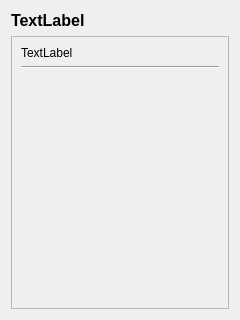
First picture: the form in src/entryviewdialog.ui, repository sergburn/firu.qt, before the edit.
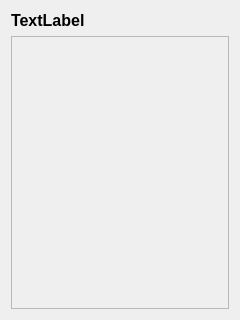
Second picture: the form after the edit.

What changed in the file:
```diff
--- a/src/entryviewdialog.ui
+++ b/src/entryviewdialog.ui
@@ -33,43 +33,38 @@
    </item>
    <item>
     <widget class="QScrollArea" name="scrollArea">
-     <property name="horizontalScrollBarPolicy">
-      <enum>Qt::ScrollBarAlwaysOff</enum>
-     </property>
      <property name="widgetResizable">
       <bool>true</bool>
      </property>
      <property name="alignment">
-      <set>Qt::AlignHCenter|Qt::AlignTop</set>
+      <set>Qt::AlignLeading|Qt::AlignLeft|Qt::AlignTop</set>
      </property>
      <widget class="QWidget" name="scrollAreaWidgetContents">
-      <property name="geometry">
-       <rect>
-        <x>0</x>
-        <y>0</y>
-        <width>218</width>
-        <height>45</height>
-       </rect>
-      </property>
-      <property name="sizePolicy">
-       <sizepolicy hsizetype="Preferred" vsizetype="Maximum">
-        <horstretch>0</horstretch>
-        <verstretch>0</verstretch>
-       </sizepolicy>
-      </property>
       <layout class="QVBoxLayout" name="verticalLayout_2">
+       <property name="spacing">
+        <number>0</number>
+       </property>
+       <property name="margin">
+        <number>0</number>
+       </property>
        <item>
-        <widget class="QLabel" name="label">
-         <property name="text">
-          <string>TextLabel</string>
+        <widget class="QFrame" name="frame">
+         <property name="sizePolicy">
+          <sizepolicy hsizetype="Preferred" vsizetype="Minimum">
+           <horstretch>0</horstretch>
+           <verstretch>0</verstretch>
+          </sizepolicy>
          </property>
-        </widget>
-       </item>
-       <item>
-        <widget class="Line" name="line">
-         <property name="orientation">
-          <enum>Qt::Horizontal</enum>
+         <property name="frameShape">
+          <enum>QFrame::NoFrame</enum>
          </property>
+         <property name="frameShadow">
+          <enum>QFrame::Plain</enum>
+         </property>
+         <property name="lineWidth">
+          <number>0</number>
+         </property>
+         <layout class="QVBoxLayout" name="verticalLayout_3"/>
         </widget>
        </item>
       </layout>
```
Left out of the diff: 7 changed lines with no effect on the pictures.
